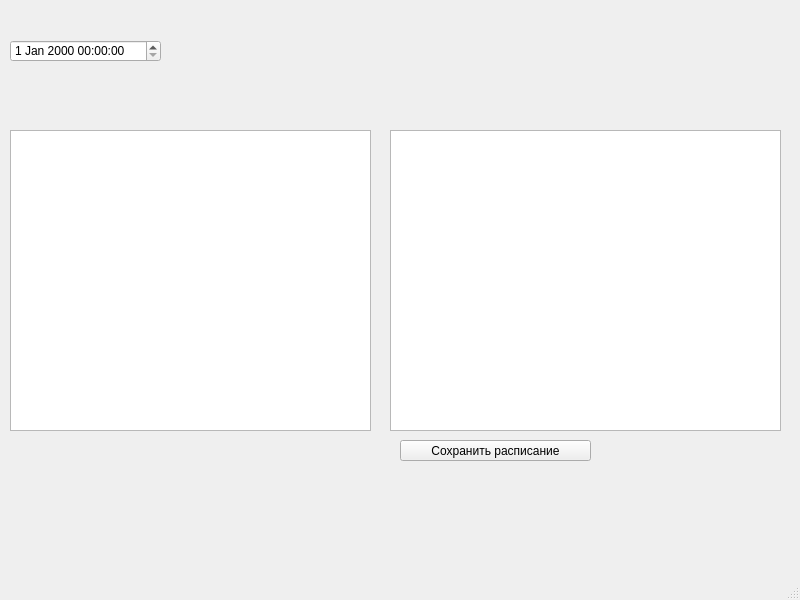
Above: 004_CHMV/QTLearning/CW01/mainwindow.ui from leaptop/repos2 before the change. Below: the same form after it.
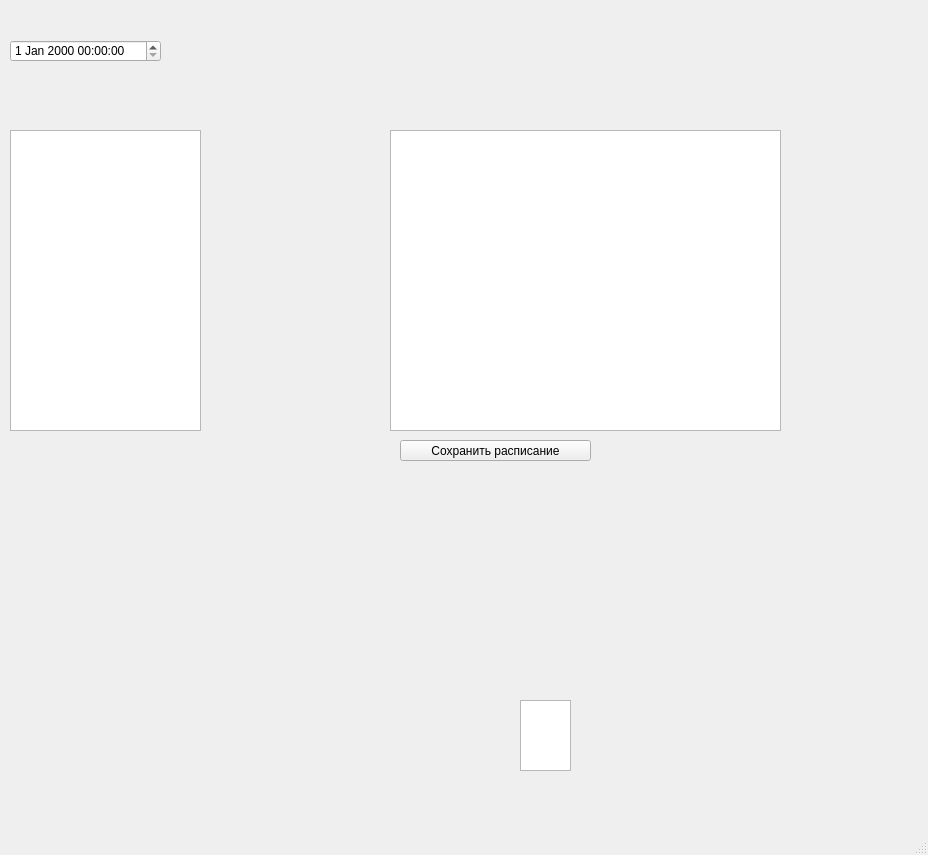
That is the form after the change.

What changed in the file:
```diff
--- a/004_CHMV/QTLearning/CW01/mainwindow.ui
+++ b/004_CHMV/QTLearning/CW01/mainwindow.ui
@@ -6,8 +6,8 @@
    <rect>
     <x>0</x>
     <y>0</y>
-    <width>800</width>
-    <height>600</height>
+    <width>928</width>
+    <height>855</height>
    </rect>
   </property>
   <property name="windowTitle">
@@ -17,12 +17,27 @@
    <widget class="QTableView" name="tableView">
     <property name="geometry">
      <rect>
-      <x>10</x>
-      <y>130</y>
-      <width>361</width>
-      <height>301</height>
+      <x>520</x>
+      <y>700</y>
+      <width>51</width>
+      <height>71</height>
      </rect>
     </property>
+    <property name="sizePolicy">
+     <sizepolicy hsizetype="Expanding" vsizetype="Expanding">
+      <horstretch>2</horstretch>
+      <verstretch>2</verstretch>
+     </sizepolicy>
+    </property>
+    <property name="autoFillBackground">
+     <bool>true</bool>
+    </property>
+    <property name="inputMethodHints">
+     <set>Qt::ImhNone</set>
+    </property>
+    <property name="sizeAdjustPolicy">
+     <enum>QAbstractScrollArea::AdjustToContentsOnFirstShow</enum>
+    </property>
     <property name="editTriggers">
      <set>QAbstractItemView::AnyKeyPressed|QAbstractItemView::DoubleClicked|QAbstractItemView::EditKeyPressed</set>
     </property>
@@ -69,6 +84,34 @@
      <string>Сохранить расписание</string>
     </property>
    </widget>
+   <widget class="QTableView" name="tableView_2">
+    <property name="geometry">
+     <rect>
+      <x>10</x>
+      <y>130</y>
+      <width>191</width>
+      <height>301</height>
+     </rect>
+    </property>
+    <property name="baseSize">
+     <size>
+      <width>0</width>
+      <height>0</height>
+     </size>
+    </property>
+    <property name="alternatingRowColors">
+     <bool>true</bool>
+    </property>
+    <attribute name="horizontalHeaderVisible">
+     <bool>false</bool>
+    </attribute>
+    <attribute name="verticalHeaderVisible">
+     <bool>false</bool>
+    </attribute>
+    <attribute name="verticalHeaderDefaultSectionSize">
+     <number>30</number>
+    </attribute>
+   </widget>
   </widget>
   <widget class="QMenuBar" name="menubar">
    <property name="geometry">
```
Left out of the diff: 2 changed lines with no effect on the pictures.
